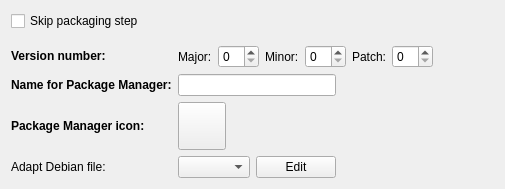
Qt form src/plugins/qt4projectmanager/qt-maemo/maemopackagecreationwidget.ui (qt-creator/qt-creator) before a commit.
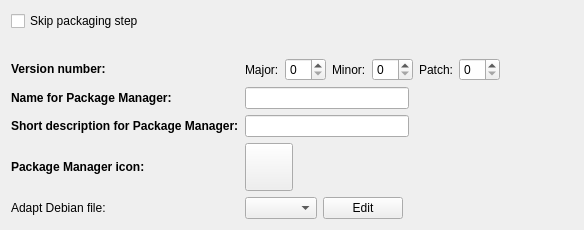
The same form after that commit.

Commit message: Maemo: Add GUI element to set project description.

Diff of the .ui file:
```diff
--- a/src/plugins/qt4projectmanager/qt-maemo/maemopackagecreationwidget.ui
+++ b/src/plugins/qt4projectmanager/qt-maemo/maemopackagecreationwidget.ui
@@ -6,8 +6,8 @@
    <rect>
     <x>0</x>
     <y>0</y>
-    <width>505</width>
-    <height>189</height>
+    <width>584</width>
+    <height>230</height>
    </rect>
   </property>
   <property name="sizePolicy">
@@ -28,6 +28,8 @@
     </widget>
    </item>
    <item>
+    <layout class="QFormLayout" name="formLayout">
+     <item row="0" column="1">
     <spacer name="verticalSpacer">
      <property name="orientation">
       <enum>Qt::Vertical</enum>
@@ -40,9 +42,7 @@
      </property>
     </spacer>
    </item>
-   <item>
-    <layout class="QFormLayout" name="formLayout">
-     <item row="0" column="0">
+     <item row="1" column="0">
       <widget class="QLabel" name="label">
        <property name="sizePolicy">
         <sizepolicy hsizetype="Preferred" vsizetype="Preferred">
@@ -61,7 +61,7 @@
        </property>
       </widget>
      </item>
-     <item row="0" column="1">
+     <item row="1" column="1">
       <layout class="QHBoxLayout" name="horizontalLayout_2">
        <item>
         <widget class="QLabel" name="label_2">
@@ -156,14 +156,14 @@
        </item>
       </layout>
      </item>
-     <item row="1" column="0">
+     <item row="3" column="0">
       <widget class="QLabel" name="nameLabel">
        <property name="text">
         <string>&lt;b&gt;Name for Package Manager:&lt;/b&gt;</string>
        </property>
       </widget>
      </item>
-     <item row="1" column="1">
+     <item row="3" column="1">
       <layout class="QHBoxLayout" name="horizontalLayout_4">
        <item>
         <widget class="QLineEdit" name="nameLineEdit"/>
@@ -183,7 +183,34 @@
        </item>
       </layout>
      </item>
-     <item row="2" column="0">
+     <item row="4" column="0">
+      <widget class="QLabel" name="shortDescriptionLabel">
+       <property name="text">
+        <string>&lt;b&gt;Short description for Package Manager:&lt;/b&gt;</string>
+       </property>
+      </widget>
+     </item>
+     <item row="4" column="1">
+      <layout class="QHBoxLayout" name="horizontalLayout_5">
+       <item>
+        <widget class="QLineEdit" name="shortDescriptionLineEdit"/>
+       </item>
+       <item>
+        <spacer name="horizontalSpacer_5">
+         <property name="orientation">
+          <enum>Qt::Horizontal</enum>
+         </property>
+         <property name="sizeHint" stdset="0">
+          <size>
+           <width>40</width>
+           <height>20</height>
+          </size>
+         </property>
+        </spacer>
+       </item>
+      </layout>
+     </item>
+     <item row="5" column="0">
       <widget class="QLabel" name="packageManagerIconLabel">
        <property name="minimumSize">
         <size>
@@ -196,7 +223,7 @@
        </property>
       </widget>
      </item>
-     <item row="2" column="1">
+     <item row="5" column="1">
       <layout class="QHBoxLayout" name="horizontalLayout_3">
        <item>
         <widget class="QToolButton" name="packageManagerIconButton">
@@ -235,14 +262,14 @@
        </item>
       </layout>
      </item>
-     <item row="3" column="0">
+     <item row="6" column="0">
       <widget class="QLabel" name="editDebianFileLabel">
        <property name="text">
         <string>&lt;b&gt;Adapt Debian file:&lt;/b&gt;</string>
        </property>
       </widget>
      </item>
-     <item row="3" column="1">
+     <item row="6" column="1">
       <layout class="QHBoxLayout" name="horizontalLayout">
        <item>
         <widget class="QComboBox" name="debianFilesComboBox"/>
```
Lines whose indentation alone changed are shown as unchanged. The commit also changes 3 other files.
